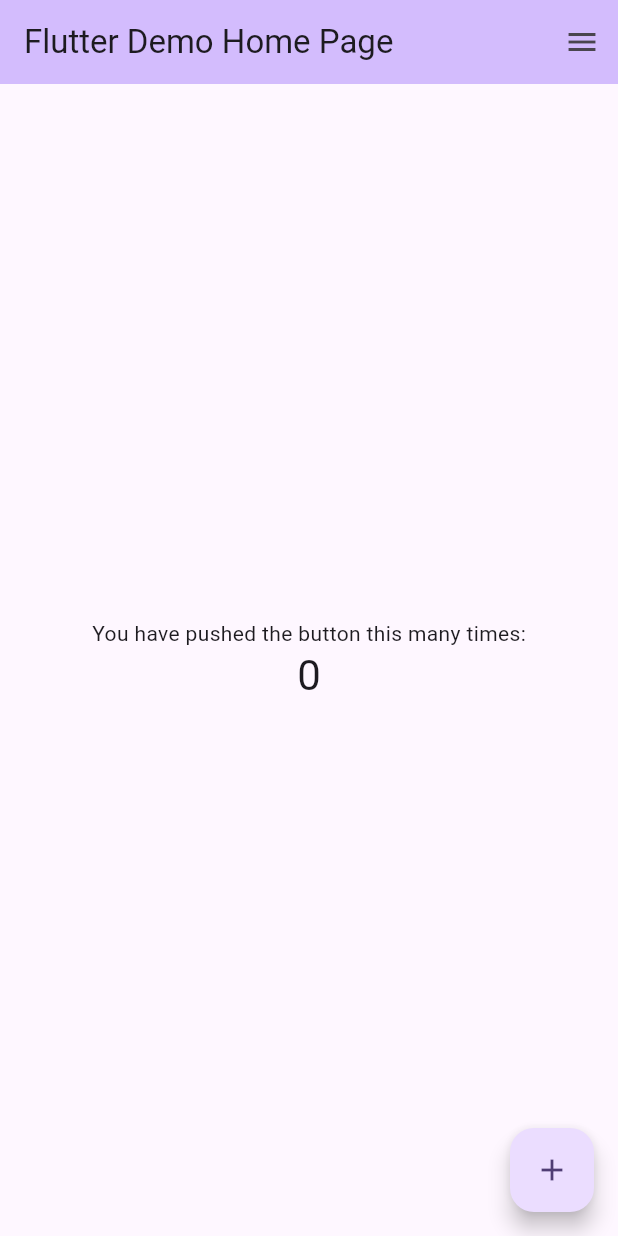
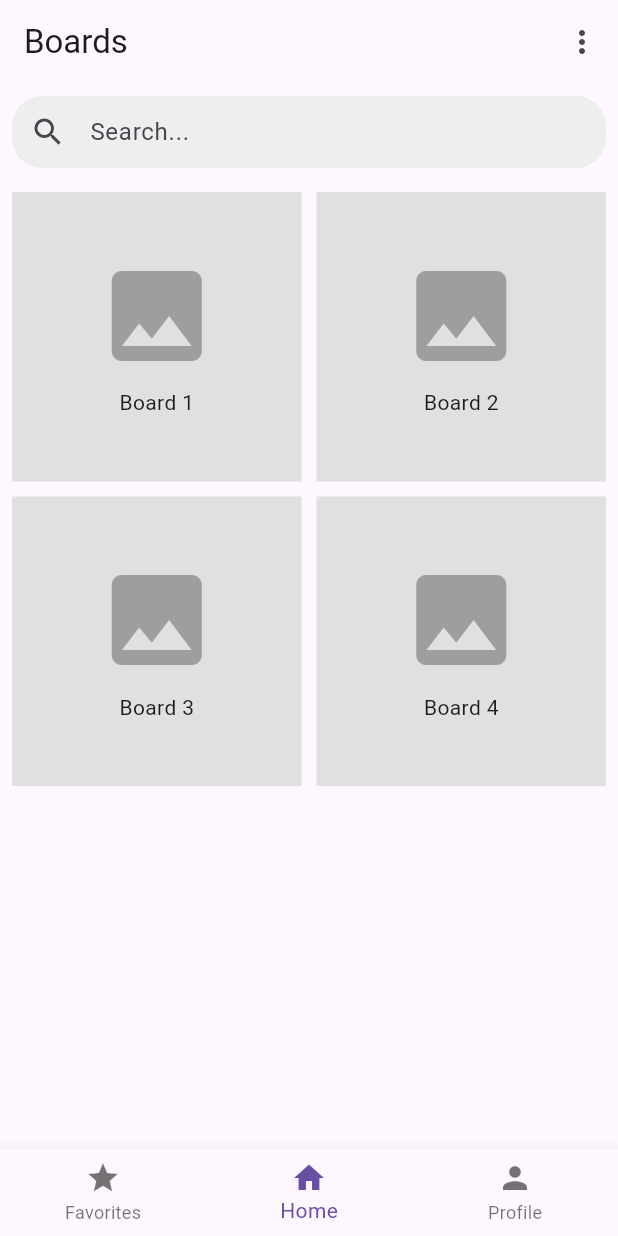
Before and after one commit to JcoMonkey/MobileDevicesProject_DiscussionBoard, a Flutter app: the screen it shows after launch, on a phone screen of 412 x 824 dp. Run offline on Flutter 3.47's test engine with Material 3 defaults, Android fonts, the light colour scheme and no system bars.

Commit message:
frame of the project

```diff
--- a/project_discussion_board/lib/main.dart
+++ b/project_discussion_board/lib/main.dart
@@ -1,167 +1,19 @@
-/*
-todo:
--add navigation to topic page
--dialogs and pickers
--notifications
--snackbars
--local storage
--cloud storage
--http requests
-*/
-
 import 'package:flutter/material.dart';
-import 'package:project_discussion_board/screens/board_page.dart';
+import 'screens/home_screen.dart';
 
 void main() {
-  runApp(const MyApp());
+  runApp(MyApp());
 }
 
 class MyApp extends StatelessWidget {
-  const MyApp({super.key});
-
-  // This widget is the root of your application.
   @override
   Widget build(BuildContext context) {
     return MaterialApp(
-      title: 'Homescreen',
+      title: 'Discussion Board',
       theme: ThemeData(
-        // This is the theme of your application.
-        //
-        // TRY THIS: Try running your application with "flutter run". You'll see
-        // the application has a purple toolbar. Then, without quitting the app,
-        // try changing the seedColor in the colorScheme below to Colors.green
-        // and then invoke "hot reload" (save your changes or press the "hot
-        // reload" button in a Flutter-supported IDE, or press "r" if you used
-        // the command line to start the app).
-        //
-        // Notice that the counter didn't reset back to zero; the application
-        // state is not lost during the reload. To reset the state, use hot
-        // restart instead.
-        //
-        // This works for code too, not just values: Most code changes can be
-        // tested with just a hot reload.
-        colorScheme: ColorScheme.fromSeed(seedColor: Colors.deepPurple),
-        useMaterial3: true,
+        primarySwatch: Colors.blue,
       ),
-      home: const MyHomePage(title: 'Flutter Demo Home Page'),
+      home: HomeScreen(),
     );
   }
 }
-
-class MyHomePage extends StatefulWidget {
-  const MyHomePage({super.key, required this.title});
-
-  // This widget is the home page of your application. It is stateful, meaning
-  // that it has a State object (defined below) that contains fields that affect
-  // how it looks.
-
-  // This class is the configuration for the state. It holds the values (in this
-  // case the title) provided by the parent (in this case the App widget) and
-  // used by the build method of the State. Fields in a Widget subclass are
-  // always marked "final".
-
-  final String title;
-
-  @override
-  State<MyHomePage> createState() => _MyHomePageState();
-}
-
-class _MyHomePageState extends State<MyHomePage> {
-  int _counter = 0;
-
-  void _incrementCounter() {
-    setState(() {
-      // This call to setState tells the Flutter framework that something has
-      // changed in this State, which causes it to rerun the build method below
-      // so that the display can reflect the updated values. If we changed
-      // _counter without calling setState(), then the build method would not be
-      // called again, and so nothing would appear to happen.
-      _counter++;
-    });
-  }
-
-  @override
-  Widget build(BuildContext context) {
-    // This method is rerun every time setState is called, for instance as done
-    // by the _incrementCounter method above.
-    //
-    // The Flutter framework has been optimized to make rerunning build methods
-    // fast, so that you can just rebuild anything that needs updating rather
-    // than having to individually change instances of widgets.
-    return Scaffold(
-      appBar: AppBar(
-        // TRY THIS: Try changing the color here to a specific color (to
-        // Colors.amber, perhaps?) and trigger a hot reload to see the AppBar
-        // change color while the other colors stay the same.
-        backgroundColor: Theme.of(context).colorScheme.inversePrimary,
-        // Here we take the value from the MyHomePage object that was created by
-        // the App.build method, and use it to set our appbar title.
-        title: Text(widget.title),
-        actions: [
-          IconButton(
-            icon: const Icon(Icons.menu),
-            onPressed: () {
-              print("More button pressed");
-            },
-          ),
-        ],
-      ),
-      body: Center(
-        // Center is a layout widget. It takes a single child and positions it
-        // in the middle of the parent.
-        child: Column(
-          // Column is also a layout widget. It takes a list of children and
-          // arranges them vertically. By default, it sizes itself to fit its
-          // children horizontally, and tries to be as tall as its parent.
-          //
-          // Column has various properties to control how it sizes itself and
-          // how it positions its children. Here we use mainAxisAlignment to
-          // center the children vertically; the main axis here is the vertical
-          // axis because Columns are vertical (the cross axis would be
-          // horizontal).
-          //
-          // TRY THIS: Invoke "debug painting" (choose the "Toggle Debug Paint"
-          // action in the IDE, or press "p" in the console), to see the
-          // wireframe for each widget.
-          mainAxisAlignment: MainAxisAlignment.center,
-          children: <Widget>[
-            const Text(
-              'You have pushed the button this many times:',
-            ),
-            Text(
-              '$_counter',
-              style: Theme.of(context).textTheme.headlineMedium,
-            ),
-          ],
-        ),
-      ),
-      floatingActionButton: FloatingActionButton(
-        onPressed: _incrementCounter,
-        tooltip: 'Increment',
-        child: const Icon(Icons.add),
-      ), // This trailing comma makes auto-formatting nicer for build methods.
-    );
-  }
-}
-
-//class to preview a board
-class BoardPreview extends StatelessWidget{
-  const BoardPreview(Key? key, this.title);
-  final String title;
-
-  @override
-  Widget build(BuildContext context) {
-    return GestureDetector(
-      onTap: () {
-        print("test");
-      },
-      child: Container(
-      width: 100,
-      height: 200,
-      decoration: BoxDecoration(
-        borderRadius: BorderRadius.circular(5),
-      ),
-    ),
-    );
-  }
-}
--- /dev/null
+++ b/project_discussion_board/lib/screens/home_screen.dart
@@ -0,0 +1,50 @@
+import 'package:flutter/material.dart';
+import '../widgets/search_bar.dart';
+import '../widgets/board_card.dart';
+import '../widgets/task_bar.dart';
+import '../widgets/swipe_navigator.dart';
+import 'favorites_screen.dart';
+import 'profile_screen.dart';
+
+class HomeScreen extends StatelessWidget {
+  @override
+  Widget build(BuildContext context) {
+    return SwipeNavigator(
+      leftScreen: FavoritesScreen(),
+      rightScreen: ProfileScreen(),
+      child: Scaffold(
+        appBar: AppBar(
+          title: Text('Boards'),
+          actions: [
+            IconButton(
+              icon: Icon(Icons.more_vert),
+              onPressed: () {
+                // Placeholder for more actions
+              },
+            ),
+          ],
+        ),
+        body: Column(
+          children: [
+            CustomSearchBar(),
+            Expanded(
+              child: GridView.builder(
+                padding: const EdgeInsets.all(8.0),
+                gridDelegate: SliverGridDelegateWithFixedCrossAxisCount(
+                  crossAxisCount: 2,
+                  crossAxisSpacing: 10,
+                  mainAxisSpacing: 10,
+                ),
+                itemCount: 4,
+                itemBuilder: (context, index) {
+                  return BoardCard(boardName: 'Board ${index + 1}');
+                },
+              ),
+            ),
+          ],
+        ),
+        bottomNavigationBar: TaskBar(currentIndex: 1),
+      ),
+    );
+  }
+}
--- a/project_discussion_board/lib/screens/topic_page.dart
+++ /dev/null
@@ -1,4 +0,0 @@
-/*
-todo:
--generate topic page
-*/
--- /dev/null
+++ b/project_discussion_board/lib/widgets/board_card.dart
@@ -0,0 +1,35 @@
+import 'package:flutter/material.dart';
+import '../screens/topic_screen.dart';
+
+class BoardCard extends StatelessWidget {
+  final String boardName;
+
+  BoardCard({required this.boardName});
+
+  @override
+  Widget build(BuildContext context) {
+    return GestureDetector(
+      onTap: () {
+        Navigator.push(
+          context,
+          MaterialPageRoute(builder: (context) => TopicScreen()),
+        );
+      },
+      child: Container(
+        color: Colors.grey[300], // Placeholder color
+        child: Column(
+          mainAxisAlignment: MainAxisAlignment.center,
+          children: [
+            Icon(
+              Icons.image,
+              size: 80,
+              color: Colors.grey,
+            ),
+            SizedBox(height: 8),
+            Text(boardName),
+          ],
+        ),
+      ),
+    );
+  }
+}
--- /dev/null
+++ b/project_discussion_board/lib/widgets/search_bar.dart
@@ -0,0 +1,23 @@
+import 'package:flutter/material.dart';
+
+class CustomSearchBar extends StatelessWidget {
+  @override
+  Widget build(BuildContext context) {
+    return Padding(
+      padding: const EdgeInsets.all(8.0),
+      child: TextField(
+        decoration: InputDecoration(
+          contentPadding: EdgeInsets.symmetric(vertical: 10.0), // Adjust padding for compact look
+          hintText: 'Search...',
+          prefixIcon: Icon(Icons.search),
+          filled: true,
+          fillColor: Colors.grey[200], // Light background color for the search bar
+          border: OutlineInputBorder(
+            borderRadius: BorderRadius.circular(20.0), // Smooth, rounded corners
+            borderSide: BorderSide.none, // No border outline
+          ),
+        ),
+      ),
+    );
+  }
+}
--- /dev/null
+++ b/project_discussion_board/lib/widgets/swipe_navigator.dart
@@ -0,0 +1,31 @@
+import 'package:flutter/material.dart';
+
+class SwipeNavigator extends StatelessWidget {
+  final Widget child;
+  final Widget? leftScreen;
+  final Widget? rightScreen;
+
+  SwipeNavigator({required this.child, this.leftScreen, this.rightScreen});
+
+  @override
+  Widget build(BuildContext context) {
+    return GestureDetector(
+      onHorizontalDragEnd: (details) {
+        if (details.primaryVelocity! < 0 && rightScreen != null) {
+          // Swipe left to go to the rightScreen
+          Navigator.pushReplacement(
+            context,
+            MaterialPageRoute(builder: (context) => rightScreen!),
+          );
+        } else if (details.primaryVelocity! > 0 && leftScreen != null) {
+          // Swipe right to go to the leftScreen
+          Navigator.pushReplacement(
+            context,
+            MaterialPageRoute(builder: (context) => leftScreen!),
+          );
+        }
+      },
+      child: child,
+    );
+  }
+}
--- /dev/null
+++ b/project_discussion_board/lib/widgets/task_bar.dart
@@ -0,0 +1,49 @@
+import 'package:flutter/material.dart';
+import '../screens/home_screen.dart';
+import '../screens/favorites_screen.dart';
+import '../screens/profile_screen.dart';
+
+class TaskBar extends StatelessWidget {
+  final int currentIndex;
+
+  TaskBar({this.currentIndex = 1}); // Default to 'Home' tab
+
+  @override
+  Widget build(BuildContext context) {
+    return BottomNavigationBar(
+      items: [
+        BottomNavigationBarItem(
+          icon: Icon(Icons.star),
+          label: 'Favorites',
+        ),
+        BottomNavigationBarItem(
+          icon: Icon(Icons.home),
+          label: 'Home',
+        ),
+        BottomNavigationBarItem(
+          icon: Icon(Icons.person),
+          label: 'Profile',
+        ),
+      ],
+      currentIndex: currentIndex,
+      onTap: (index) {
+        if (index == 0 && currentIndex != 0) {
+          Navigator.pushReplacement(
+            context,
+            MaterialPageRoute(builder: (context) => FavoritesScreen()),
+          );
+        } else if (index == 1 && currentIndex != 1) {
+          Navigator.pushReplacement(
+            context,
+            MaterialPageRoute(builder: (context) => HomeScreen()),
+          );
+        } else if (index == 2 && currentIndex != 2) {
+          Navigator.pushReplacement(
+            context,
+            MaterialPageRoute(builder: (context) => ProfileScreen()),
+          );
+        }
+      },
+    );
+  }
+}
```
Also changed, not shown: project_discussion_board/lib/screens/board_page.dart (deleted, +0 -34 lines), project_discussion_board/lib/screens/favorites_screen.dart (added, +41 -0 lines), project_discussion_board/lib/screens/profile_screen.dart (added, +33 -0 lines), project_discussion_board/lib/screens/topic_detail_screen.dart (added, +85 -0 lines), project_discussion_board/lib/screens/topic_screen.dart (added, +50 -0 lines), project_discussion_board/lib/widgets/topic_card.dart (added, +37 -0 lines), project_discussion_board/lib/screens/personal_page.dart (deleted).
